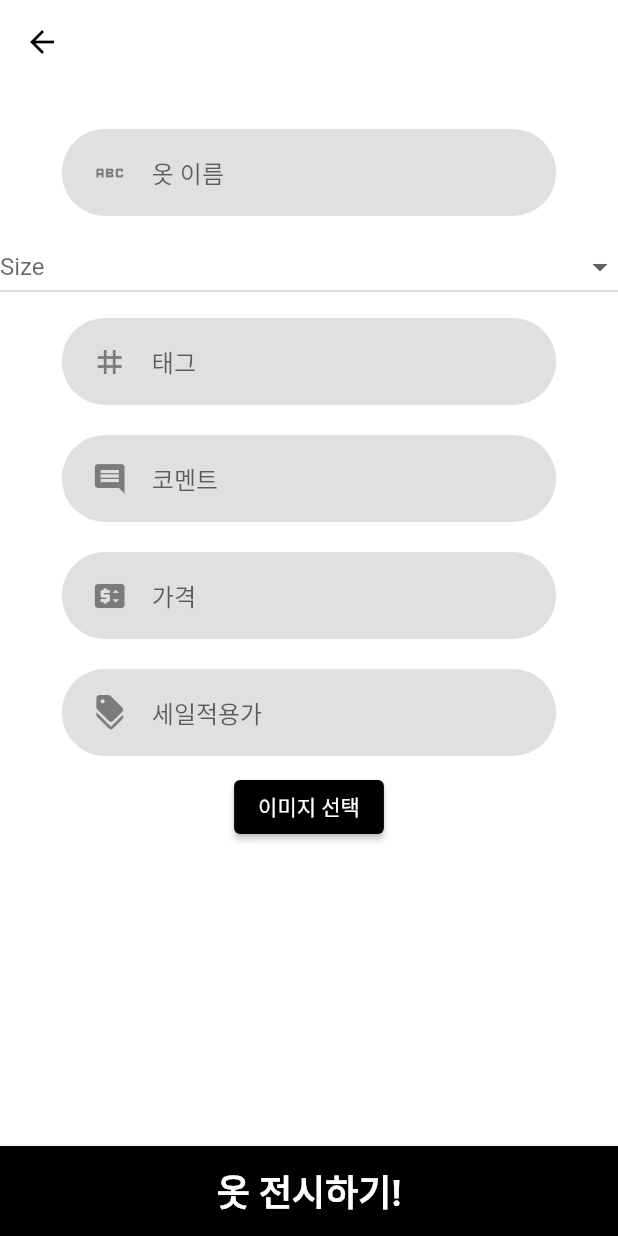
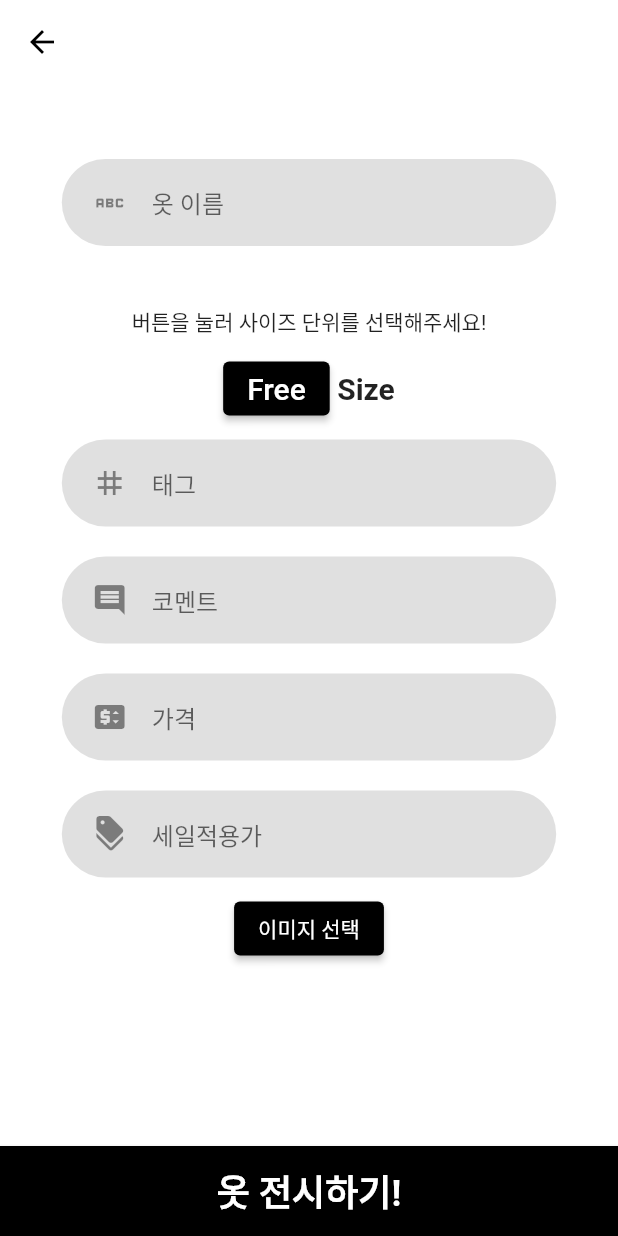
Before and after one commit to TypiDoyun/stac-offline, a Flutter app: the ClothesUploadPage screen opened directly, on a phone screen of 412 x 824 dp. Run offline on Flutter 3.47's test engine with Material 2 defaults, Android fonts, the phone set to English and light mode, and no system bars; our stand-ins replace dio, get, image_picker; missing offline and left inert: flutter_naver_map.

Commit message:
Feat: 옷 전시 사이즈 선택 기능

```diff
--- a/lib/Widgets/ownerclotheslistitem.dart
+++ b/lib/Widgets/ownerclotheslistitem.dart
@@ -24,7 +24,7 @@ class OwnerClothesListItem extends StatelessWidget {
   Widget build(BuildContext context) {
     return GestureDetector(
         onTap: () {
-          Get.to(() => onTapPage);
+          Get.to(onTapPage);
         },
         child: Card(
           elevation: 6,
--- a/lib/ownerpages/clothesupload.dart
+++ b/lib/ownerpages/clothesupload.dart
@@ -1,13 +1,10 @@
-
 import 'package:dio/dio.dart' as dio;
 import 'package:dio/dio.dart';
 import 'package:flutter/material.dart';
 import 'package:get/get.dart';
 import 'package:offline/Widgets/roundedInputField.dart';
 import 'package:image_picker/image_picker.dart';
-import 'package:http_parser/http_parser.dart';
 import 'package:offline/servercontroller.dart';
-
 
 class ClothesUploadPage extends StatefulWidget {
   const ClothesUploadPage({super.key});
@@ -19,22 +16,17 @@ class ClothesUploadPage extends StatefulWidget {
 class _ClothesUploadPageState extends State<ClothesUploadPage> {
   final formkey = GlobalKey<FormState>();
 
-  final sizeMenus = [
-    "Free",
-    "XS",
-    "S",
-    "M",
-    "L",
-    "XL",
-    "2XL",
-    "85",
-    "90",
-    "95",
-    "100",
-    "105",
-    "110"
+  final sizeMenus_num = [
+    "85(XS)",
+    "90(S)",
+    "95(M)",
+    "100(L)",
+    "105(XL)",
+    "110(2XL)"
   ];
-  String? selectedSize;
+
+  String? selectedSize1;
+  String? selectedSize2;
 
   final Map<String, dynamic> clothesInfo = {
     "name": "",
@@ -63,7 +55,10 @@ class _ClothesUploadPageState extends State<ClothesUploadPage> {
 
   Future<dynamic> patchUserProfileImage() async {
     if (_selectedImages.length == 0) return;
-    var formData = dio.FormData.fromMap({"name": "what a fucking shit day!", 'images': [ dio.MultipartFile.fromFileSync(_selectedImages[0].path) ]});
+    var formData = dio.FormData.fromMap({
+      "name": "what a fucking shit day!",
+      'images': [dio.MultipartFile.fromFileSync(_selectedImages[0].path)]
+    });
     // dio.MultipartFile.fromFileSync(_selectedImages[0].path, contentType: MediaType("image", "jpg"))
     print("프로필 사진을 서버에 업로드 합니다.");
     var request = Dio();
@@ -71,11 +66,8 @@ class _ClothesUploadPageState extends State<ClothesUploadPage> {
       // request.options.contentType = 'multipart/form-data';
       // request.options.maxRedirects.isFinite;
 
-      var response = await request.post(
-        '$serverUrl/clothes',
-        data: formData,
-        options: Options(contentType: 'multipart/form-data')
-      );
+      var response = await request.post('$serverUrl/clothes',
+          data: formData, options: Options(contentType: 'multipart/form-data'));
       print('성공적으로 업로드했습니다');
       return response.data;
     } catch (e) {
@@ -83,9 +75,18 @@ class _ClothesUploadPageState extends State<ClothesUploadPage> {
     }
   }
 
+  int _textIndex = 0;
+  List<String> _textOptions = ['Free', '85(XS) ~ 110(2XL)'];
+
+  void _changeText() {
+    setState(() {
+      _textIndex = (_textIndex + 1) % _textOptions.length;
+    });
+  }
 
   @override
   Widget build(BuildContext context) {
+    Size size = MediaQuery.of(context).size;
     return Scaffold(
       appBar: AppBar(
         elevation: 0,
@@ -94,10 +95,11 @@ class _ClothesUploadPageState extends State<ClothesUploadPage> {
       body: Form(
         key: formkey,
         child: SingleChildScrollView(
+          child: Center(
             child: Column(
               children: [
-              SizedBox(
-                height: 20,
+                const SizedBox(
+                  height: 40,
                 ),
                 roundedInputField(
                     hintText: "옷 이름",
@@ -109,17 +111,52 @@ class _ClothesUploadPageState extends State<ClothesUploadPage> {
                     },
                     keyboardType: TextInputType.text,
                     icon: Icons.abc),
+                const SizedBox(
+                  height: 30,
+                ),
+                const Text("버튼을 눌러 사이즈 단위를 선택해주세요!"),
+                const SizedBox(
+                  height: 10,
+                ),
+                Row(
+                  mainAxisAlignment: MainAxisAlignment.center,
+                  children: [
+                    ElevatedButton(
+                      onPressed: _changeText,
+                      child: Text(
+                        _textOptions[_textIndex],
+                        style: const TextStyle(fontSize: 20),
+                      ),
+                    ),
+                    const Text(
+                      " Size",
+                      style:
+                          TextStyle(fontSize: 20, fontWeight: FontWeight.bold),
+                    )
+                  ],
+                ),
+                Visibility(
+                  visible: _textOptions[_textIndex] == '85(XS) ~ 110(2XL)',
+                  child: SizedBox(
+                    width: size.width * 0.3,
+                    child: Column(
+                      children: [
                         DropdownButton(
                           hint: const Text("Size"),
-                value: selectedSize,
+                          value: selectedSize2,
                           isExpanded: true,
-                items: sizeMenus
+                          items: sizeMenus_num
                               .map((e) => DropdownMenuItem(
                                     value: e,
                                     child: Text(e),
                                   ))
                               .toList(),
-                onChanged: (value) => setState(() => selectedSize = value),
+                          onChanged: (value) =>
+                              setState(() => selectedSize2 = value),
+                        ),
+                      ],
+                    ),
+                  ),
                 ),
                 roundedInputField(
                     hintText: "태그",
@@ -161,16 +198,10 @@ class _ClothesUploadPageState extends State<ClothesUploadPage> {
                       return null;
                     },
                     icon: Icons.discount),
-              ElevatedButton(onPressed: _pickImages, child: Text("이미지 선택")),
-              // Column(
-              //   children: _selectedImages.map((image) {
-              //     return Image.asset(
-              //       image.path,
-              //       width: 200,
-              //       height: 200,
-              //     );
-              //   }).toList(),
+                ElevatedButton(
+                    onPressed: _pickImages, child: const Text("이미지 선택")),
               ],
+            ),
           ),
         ),
       ),
@@ -202,7 +233,8 @@ class _ClothesUploadPageState extends State<ClothesUploadPage> {
               ),
             ),
           ),
-      )),
+        ),
+      ),
     );
   }
 
--- a/lib/ownerpages/ownerhome.dart
+++ b/lib/ownerpages/ownerhome.dart
@@ -14,7 +14,8 @@ class OwnerPage extends StatefulWidget {
 }
 
 class _OwnerPageState extends State<OwnerPage> {
-  List<Map<String, dynamic>> clothesList = [];
+  List<Map<String, dynamic>> clothesList = [
+  ];
 
 
   @override
```
Also changed, not shown: lib/Widgets/dropdownbutton.dart (added, +16 -0 lines), lib/Widgets/mainlistitem.dart (+6 -6 lines), lib/ownerpages/modifyclothesinfo.dart (+32 -1 lines), lib/userpages/userhome.dart (+21 -11 lines), lib/userpages/userselectedclothes.dart (+62 -26 lines). Lines whose indentation alone changed are shown as unchanged.
